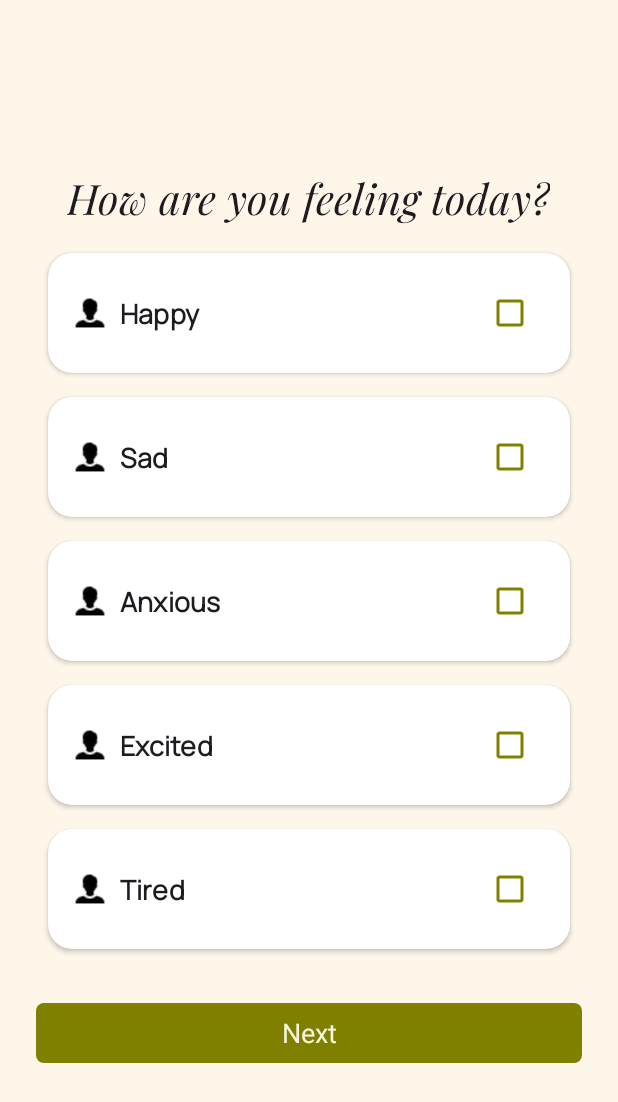
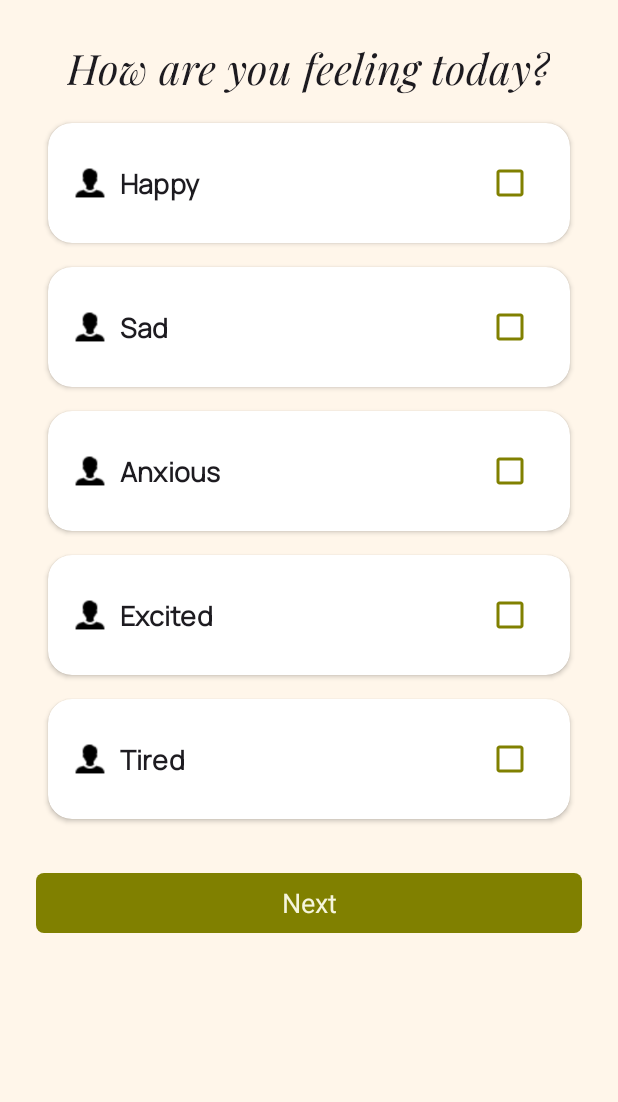
Before and after one commit to Sd023/AuraAscend, an Android app: the screen it shows after launch once a user with an empty profile is signed in (OnboardingActivity), on a phone screen of 412 x 824 dp. Shown: the top 1102 px of the screen. Run offline under Robolectric (Android 15) with nearby library versions, the phone set to English and light mode, and no system bars; our stand-ins replace Firebase (no records; nobody signed in at launch, a user with empty details on screens opened directly).

Commit message:
issue fixes

```diff
--- a/app/src/main/res/layout/activity_home_screen.xml
+++ b/app/src/main/res/layout/activity_home_screen.xml
@@ -23,12 +23,13 @@
         android:id="@+id/nav_host_fragment_activity_main2"
         android:name="androidx.navigation.fragment.NavHostFragment"
         android:layout_width="match_parent"
-        android:layout_height="match_parent"
+        android:layout_height="0dp"
+        android:layout_marginBottom="0dp"
         app:defaultNavHost="true"
+        app:layout_constraintTop_toTopOf="parent"
         app:layout_constraintBottom_toTopOf="@id/nav_view"
         app:layout_constraintLeft_toLeftOf="parent"
         app:layout_constraintRight_toRightOf="parent"
-        app:layout_constraintTop_toTopOf="parent"
         app:navGraph="@navigation/mobile_navigation" />
 
 </androidx.constraintlayout.widget.ConstraintLayout>
--- a/app/src/main/res/layout/activity_login.xml
+++ b/app/src/main/res/layout/activity_login.xml
@@ -49,7 +49,7 @@
                     android:layout_height="wrap_content"
                     android:orientation="vertical"
                     android:animateLayoutChanges="true"
-                    android:visibility="visible"
+                    android:visibility="gone"
                     android:layout_below="@+id/loginLayout"
                     android:padding="10dp">
 
@@ -77,12 +77,11 @@
                         android:id="@+id/inPassword"
                         android:layout_width="match_parent"
                         android:layout_height="90dp"
-                        android:hint="Password"
+                        android:hint="@string/password"
                         app:boxStrokeColor="@color/Olive"
                         app:hintTextColor="@color/Olive"
                         app:passwordToggleEnabled="true"
                         android:padding="5dp"
-                        app:endIconMode="clear_text"
                         android:layout_marginBottom="12dp">
 
                         <com.google.android.material.textfield.TextInputEditText
--- a/app/src/main/res/layout/fragment_day.xml
+++ b/app/src/main/res/layout/fragment_day.xml
@@ -1,5 +1,5 @@
 <?xml version="1.0" encoding="utf-8"?>
-<androidx.core.widget.NestedScrollView xmlns:android="http://schemas.android.com/apk/res/android"
+<ScrollView xmlns:android="http://schemas.android.com/apk/res/android"
     xmlns:tools="http://schemas.android.com/tools"
     xmlns:app="http://schemas.android.com/apk/res-auto"
     xmlns:card_view="http://schemas.android.com/tools"
@@ -276,4 +276,4 @@
 
     </RelativeLayout>
 
-</androidx.core.widget.NestedScrollView >
+</ScrollView >
--- a/app/src/main/res/layout/fragment_onboarding.xml
+++ b/app/src/main/res/layout/fragment_onboarding.xml
@@ -1,12 +1,14 @@
 <?xml version="1.0" encoding="utf-8"?>
-<LinearLayout xmlns:android="http://schemas.android.com/apk/res/android"
+<ScrollView xmlns:android="http://schemas.android.com/apk/res/android"
     android:layout_width="match_parent"
-    android:layout_height="match_parent"
-    xmlns:app="http://schemas.android.com/apk/res-auto"
-    xmlns:tools="http://schemas.android.com/tools"
-    android:orientation="vertical"
-    android:gravity="center"
-    android:padding="24dp">
+    android:layout_height="match_parent">
+
+    <LinearLayout
+        android:layout_width="match_parent"
+        android:layout_height="wrap_content"
+        android:orientation="vertical"
+        android:gravity="center"
+        android:padding="24dp">
 
     <TextView
         android:id="@+id/tvQuestion"
@@ -33,4 +35,6 @@
         android:text="@string/next"
         android:textSize="18sp"
         android:layout_marginTop="24dp"/>
-</LinearLayout>
+
+    </LinearLayout>
+</ScrollView>
```
